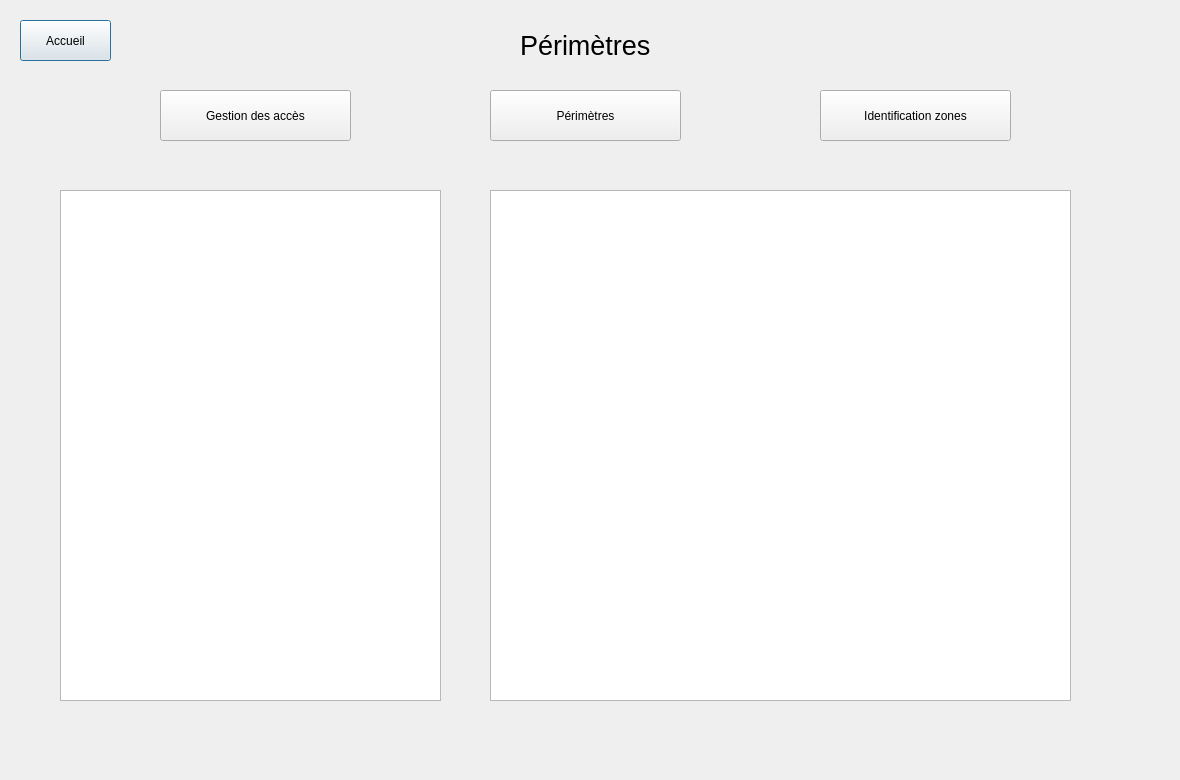
Above: Projet_Ajour/perimetres.ui from simzrch/Projet_Entremont before the change. Below: the same form after it.
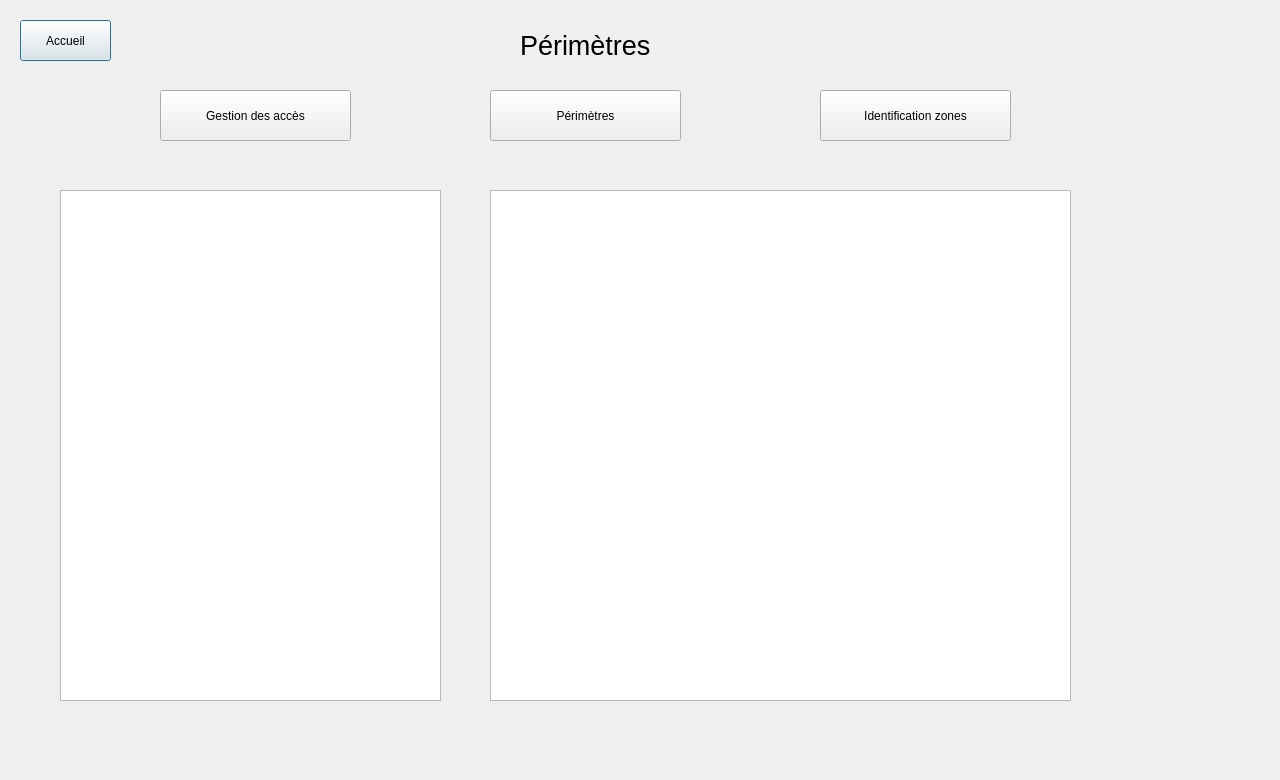
That is the form after the change.

The edit to the form file:
```diff
--- a/Projet_Ajour/perimetres.ui
+++ b/Projet_Ajour/perimetres.ui
@@ -6,7 +6,7 @@
    <rect>
     <x>0</x>
     <y>0</y>
-    <width>1180</width>
+    <width>1280</width>
     <height>780</height>
    </rect>
   </property>
```
